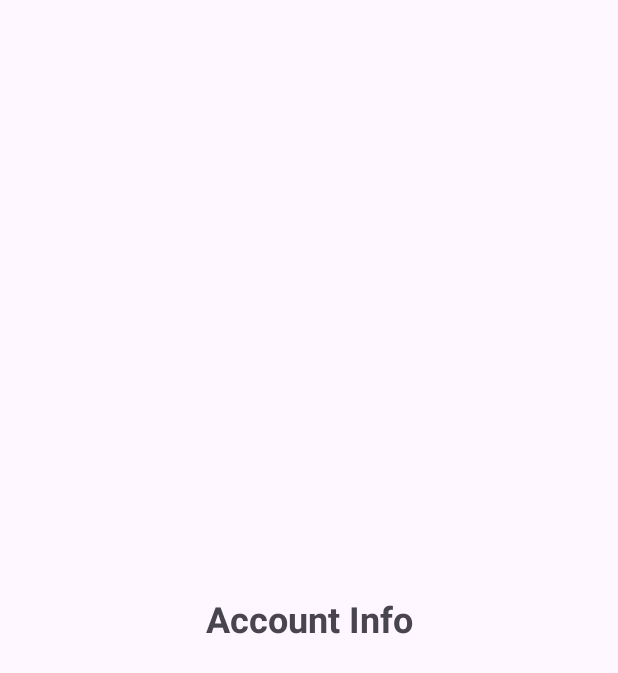
After one commit to Alihan1652/MyBank, an Android app: the AccountDetailsActivity screen opened directly, with no data from a screen before it, on a phone screen of 412 x 824 dp. The commit adds this screen. Shown: the top 673 px of the screen. Run offline under Robolectric (Android 15) with nearby library versions, the phone set to English and light mode, and no system bars.

Commit message:
add detail screen

```diff
--- a/app/src/main/AndroidManifest.xml
+++ b/app/src/main/AndroidManifest.xml
@@ -2,7 +2,7 @@
 <manifest xmlns:android="http://schemas.android.com/apk/res/android"
     xmlns:tools="http://schemas.android.com/tools">
 
-    <uses-permission android:name="android.permission.INTERNET"/>
+    <uses-permission android:name="android.permission.INTERNET" />
 
     <application
         android:name=".App"
@@ -15,6 +15,9 @@
         android:supportsRtl="true"
         android:theme="@style/Theme.MyBank">
         <activity
+            android:name="com.example.AccountDetailsActivity"
+            android:exported="false" />
+        <activity
             android:name=".ui.MainActivity"
             android:exported="true">
             <intent-filter>
--- /dev/null
+++ b/app/src/main/java/com/example/AccountDetailsActivity.kt
@@ -0,0 +1,21 @@
+package com.example
+
+import android.os.Bundle
+import androidx.activity.enableEdgeToEdge
+import androidx.appcompat.app.AppCompatActivity
+import androidx.core.view.ViewCompat
+import androidx.core.view.WindowInsetsCompat
+import com.example.mybank.R
+
+class AccountDetailsActivity : AppCompatActivity() {
+    override fun onCreate(savedInstanceState: Bundle?) {
+        super.onCreate(savedInstanceState)
+        enableEdgeToEdge()
+        setContentView(R.layout.activity_account_details)
+        ViewCompat.setOnApplyWindowInsetsListener(findViewById(R.id.main)) { v, insets ->
+            val systemBars = insets.getInsets(WindowInsetsCompat.Type.systemBars())
+            v.setPadding(systemBars.left, systemBars.top, systemBars.right, systemBars.bottom)
+            insets
+        }
+    }
+}
--- a/app/src/main/res/layout/account_details_activity.xml
+++ b/app/src/main/res/layout/activity_account_details.xml
@@ -4,16 +4,17 @@
     xmlns:tools="http://schemas.android.com/tools"
     android:id="@+id/main"
     android:layout_width="match_parent"
-    android:layout_height="match_parent">
+    android:layout_height="match_parent"
+    tools:context="com.example.AccountDetailsActivity">
 
     <TextView
         android:layout_width="wrap_content"
         android:layout_height="wrap_content"
+        android:text="Account Info"
+        app:layout_constraintStart_toStartOf="parent"
+        app:layout_constraintTop_toTopOf="parent"
+        app:layout_constraintBottom_toBottomOf="parent"
         app:layout_constraintEnd_toEndOf="parent"
-        app:layout_constraintBottom_toBottomOf="parent"
-        app:layout_constraintTop_toTopOf="parent"
-        app:layout_constraintStart_toStartOf="parent"
-        android:text="Account info"/>
-
-
+        android:textSize="24sp"
+        android:textStyle="bold"/>
 </androidx.constraintlayout.widget.ConstraintLayout>
```
